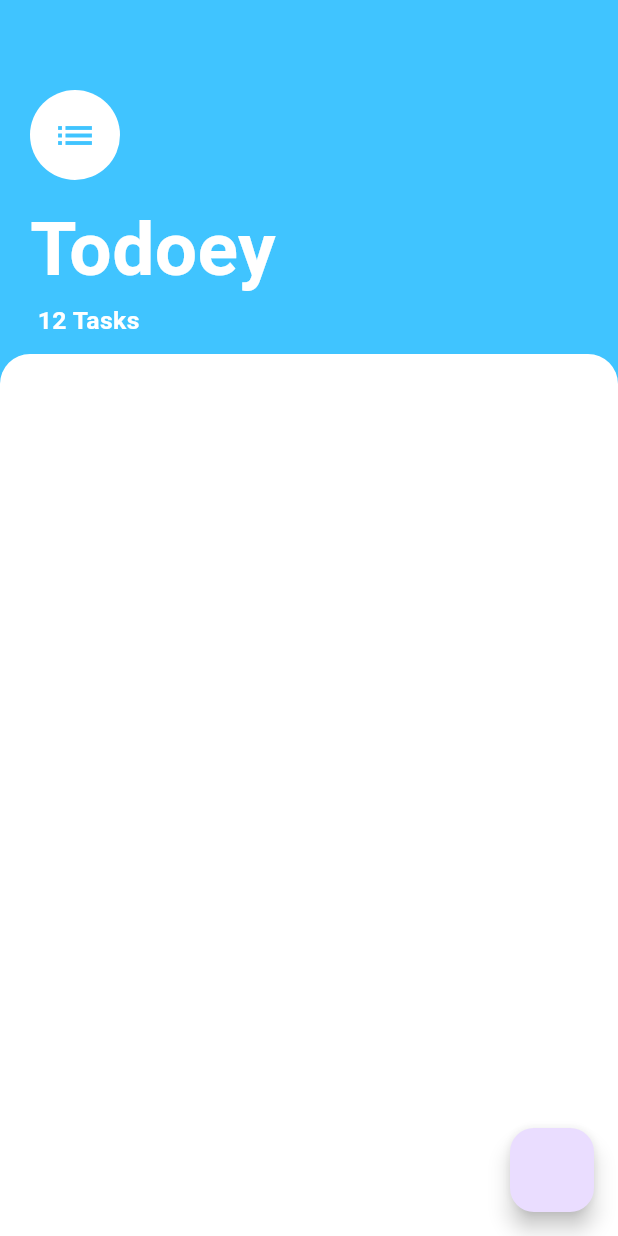
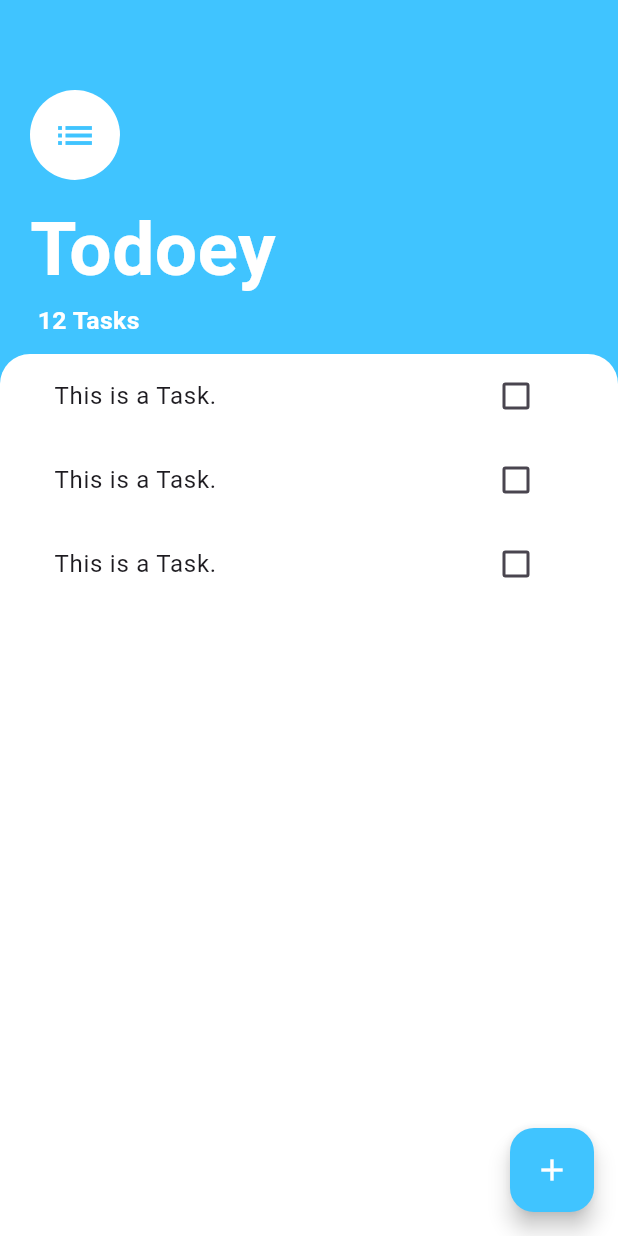
Before and after one commit to RITWIZSINGH/Todoey_flutter, a Flutter app: the screen it shows after launch, on a phone screen of 412 x 824 dp. Run offline on Flutter 3.47's test engine with Material 3 defaults, Android fonts, the phone set to English and light mode, and no system bars; our stand-ins replace firebase_core; accounts and stored records are empty.

Commit message:
Made ListView for the task screen

```diff
--- a/lib/screens/task_screen.dart
+++ b/lib/screens/task_screen.dart
@@ -1,14 +1,31 @@
-// ignore_for_file: unused_import, prefer_const_constructors, prefer_const_literals_to_create_immutables, use_key_in_widget_constructors, sort_child_properties_last
+// ignore_for_file: prefer_const_constructors, library_private_types_in_public_api, use_key_in_widget_constructors, sort_child_properties_last, unnecessary_import, avoid_unnecessary_containers, unused_import
 
 import 'package:flutter/material.dart';
 import 'package:flutter/widgets.dart';
+import 'package:todoey/widgets/task_list.dart';
 
-class TasksScreen extends StatelessWidget {
+class TasksScreen extends StatefulWidget {
+  @override
+  _TasksScreenState createState() => _TasksScreenState();
+}
+
+class _TasksScreenState extends State<TasksScreen> {
   @override
   Widget build(BuildContext context) {
     return Scaffold(
       backgroundColor: Colors.lightBlueAccent,
-      floatingActionButton: FloatingActionButton(onPressed: (){}),
+      floatingActionButton: FloatingActionButton(
+        onPressed: () {
+          showModalBottomSheet(
+              context: context,
+              builder: (BuildContext context) => AddTaskScreen());
+        },
+        backgroundColor: Colors.lightBlueAccent,
+        child: Icon(
+          Icons.add,
+          color: Colors.white,
+        ),
+      ),
       body: Container(
         padding: EdgeInsets.only(
           top: 60.0,
@@ -44,21 +61,24 @@ class TasksScreen extends StatelessWidget {
                 style: TextStyle(
                   color: Colors.white,
                   fontSize: 16.5,
-                  fontWeight: FontWeight.bold
+                  fontWeight: FontWeight.bold,
                 ),
               ),
             ),
             Expanded(
               flex: 2,
               child: Container(
+                padding: EdgeInsets.symmetric(horizontal: 20),
                 decoration: BoxDecoration(
                   color: Colors.white,
                   borderRadius: BorderRadius.only(
-                      topLeft: Radius.circular(20),
-                      topRight: Radius.circular(20)),
+                    topLeft: Radius.circular(20),
+                    topRight: Radius.circular(20),
+                  ),
                 ),
+                child: TasksList(),
               ),
-            )
+            ),
           ],
         ),
       ),
--- /dev/null
+++ b/lib/widgets/task_list.dart
@@ -0,0 +1,17 @@
+// ignore_for_file: unused_import, use_key_in_widget_constructors
+
+import 'package:flutter/material.dart';
+import 'task_tile.dart';
+
+class TasksList extends StatelessWidget {
+  @override
+  Widget build(BuildContext context) {
+    return ListView(
+      children: [
+        TasksTile(),
+        TasksTile(),
+        TasksTile(),
+      ],
+    );
+  }
+}
--- /dev/null
+++ b/lib/widgets/task_tile.dart
@@ -0,0 +1,27 @@
+// ignore_for_file: unused_import, prefer_const_constructors, use_key_in_widget_constructors, library_private_types_in_public_api
+
+import 'package:flutter/material.dart';
+
+class TasksTile extends StatefulWidget {
+  @override
+  _TasksTileState createState() => _TasksTileState();
+}
+
+class _TasksTileState extends State<TasksTile> {
+  bool isChecked = false;
+
+  @override
+  Widget build(BuildContext context) {
+    return ListTile(
+      title: Text('This is a Task.'),
+      trailing: Checkbox(
+        value: isChecked,
+        onChanged: (value) {
+          setState(() {
+            isChecked = value ?? false;
+          });
+        },
+      ),
+    );
+  }
+}
```
